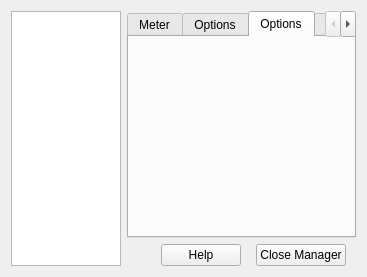
Old version of the form src/qrl_meters_manager.ui in the repository fcuzzocrea/QRTAILab.
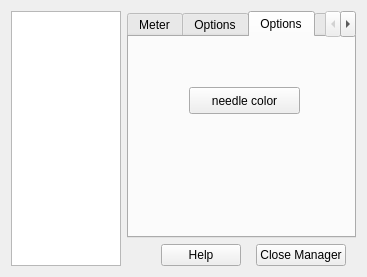
New version of the form. The open tabs and pages were chosen to show the change. Icons and pictures are not drawn. Custom widgets are drawn as their Qt base class.

```diff
--- a/src/qrl_meters_manager.ui
+++ b/src/qrl_meters_manager.ui
@@ -363,6 +363,19 @@
       <attribute name="title" >
        <string>Options</string>
       </attribute>
+      <widget class="QPushButton" name="dialColorPushButton" >
+       <property name="geometry" >
+        <rect>
+         <x>60</x>
+         <y>50</y>
+         <width>111</width>
+         <height>27</height>
+        </rect>
+       </property>
+       <property name="text" >
+        <string>needle color</string>
+       </property>
+      </widget>
      </widget>
      <widget class="QWidget" name="LcdOptions" >
       <attribute name="title" >
```
Left out of the diff: 16 changed lines with no effect on the pictures.
